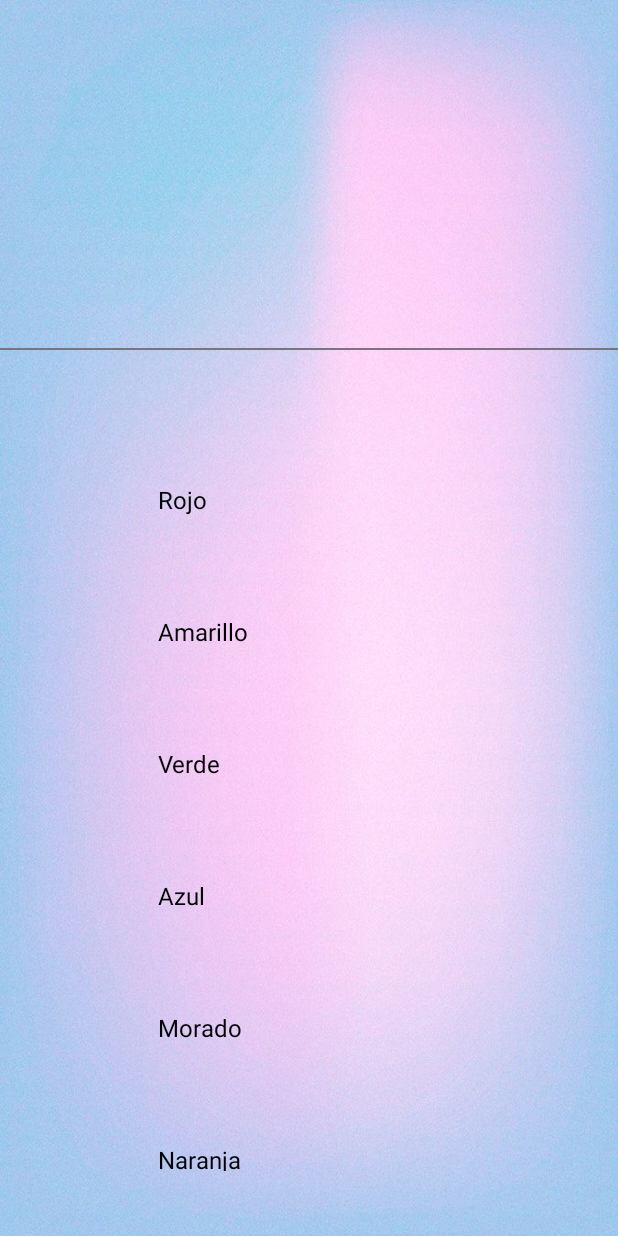
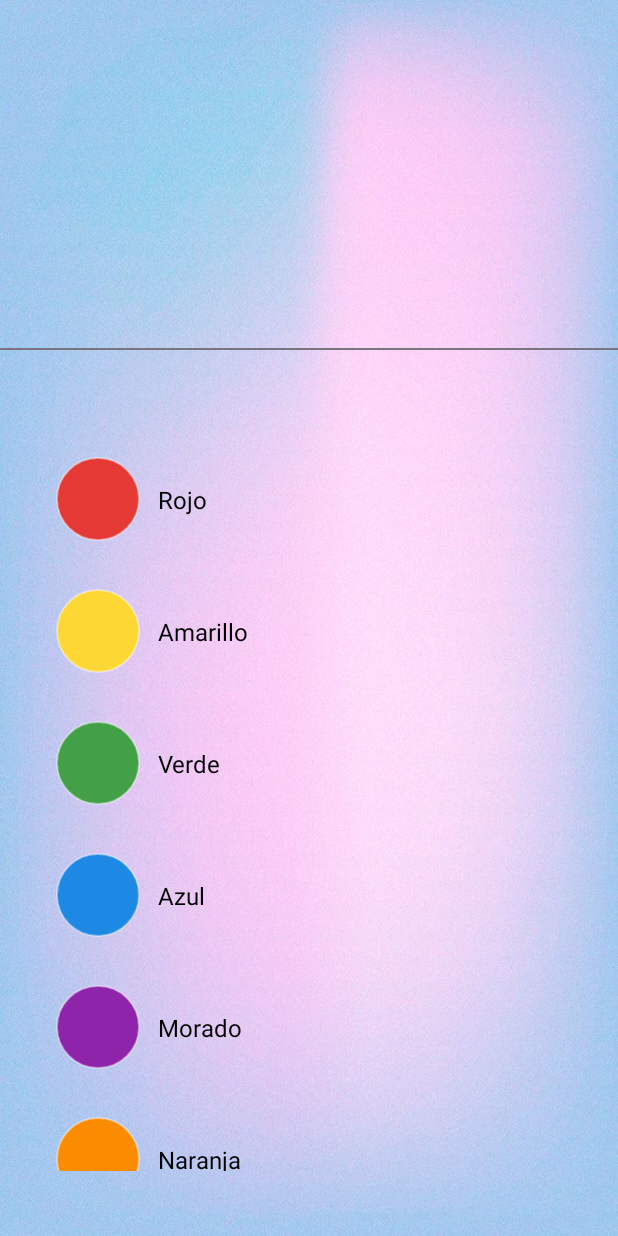
Before and after one commit to lil-mati/HomeworkColormood, an Android app: the screen it shows after launch (Main_ColorsList_Activity), on a phone screen of 412 x 824 dp. Run offline under Robolectric (Android 15) with nearby library versions, the phone set to English and light mode, and no system bars.

Commit message:
Listview mejorado

```diff
--- a/app/src/main/java/com/example/homeworkcolormood/Main_ColorsList_Activity.java
+++ b/app/src/main/java/com/example/homeworkcolormood/Main_ColorsList_Activity.java
@@ -1,42 +1,37 @@
 package com.example.homeworkcolormood;
 
 import android.os.Bundle;
+import android.widget.ListView;
 
 import androidx.activity.EdgeToEdge;
 import androidx.appcompat.app.AppCompatActivity;
 import androidx.core.graphics.Insets;
 import androidx.core.view.ViewCompat;
 import androidx.core.view.WindowInsetsCompat;
-import android.content.Intent;
-import android.os.Bundle;
-import android.widget.ImageButton;
-import android.util.Log;
-import android.widget.ListView;
-import android.widget.Toast; // Added import for Toast
-import android.widget.AdapterView; // Added import for AdapterView
-import android.view.View; // Added import for View
+
 import java.util.ArrayList;
 
 public class Main_ColorsList_Activity extends AppCompatActivity {
 
     private ListView color_view;
     private ArrayList<String> colores;
+    private ArrayList<Integer> imagenes;
 
     @Override
     protected void onCreate(Bundle savedInstanceState) {
         super.onCreate(savedInstanceState);
         EdgeToEdge.enable(this);
         setContentView(R.layout.activity_main_colors);
+
         ViewCompat.setOnApplyWindowInsetsListener(findViewById(R.id.main), (v, insets) -> {
             Insets systemBars = insets.getInsets(WindowInsetsCompat.Type.systemBars());
             v.setPadding(systemBars.left, systemBars.top, systemBars.right, systemBars.bottom);
             return insets;
         });
 
-        // funcion lista de canciones en el album
         color_view = findViewById(R.id.color_view);
 
-        colores = new ArrayList<>();
+        ArrayList<String> colores = new ArrayList<>();
         colores.add("Rojo");
         colores.add("Amarillo");
         colores.add("Verde");
@@ -46,5 +41,6 @@ public class Main_ColorsList_Activity extends AppCompatActivity {
 
         color_adapter adapter = new color_adapter(this, R.layout.list_colormood, colores);
         color_view.setAdapter(adapter);
+
     }
 }
--- a/app/src/main/java/com/example/homeworkcolormood/color_adapter.java
+++ b/app/src/main/java/com/example/homeworkcolormood/color_adapter.java
@@ -1,14 +1,20 @@
 package com.example.homeworkcolormood;
 
-import android.content.Context; // Importar Context
-import android.view.LayoutInflater; // Importar LayoutInflater
+import android.content.Context;
+import android.graphics.Color;
+import android.graphics.drawable.GradientDrawable;
+import android.view.LayoutInflater;
 import android.view.View;
 import android.view.ViewGroup;
 import android.widget.BaseAdapter;
-import android.widget.TextView; // Importar TextView
-import java.util.ArrayList; // Importar ArrayList
+import android.widget.ImageView;
+import android.widget.TextView;
 
-public class color_adapter extends BaseAdapter{
+import java.util.ArrayList;
+import java.util.Locale;
+
+public class color_adapter extends BaseAdapter {
+
     private final Context context;
     private final int layoutResource;
     private final ArrayList<String> colores;
@@ -19,49 +25,59 @@ public class color_adapter extends BaseAdapter{
         this.colores = colores;
     }
 
-    @Override
-    public int getCount() {
-        if (this.colores != null) {
-            return this.colores.size();
-        }
-        return 0;
-    }
+    @Override public int getCount() { return colores.size(); }
+    @Override public Object getItem(int position) { return colores.get(position); }
+    @Override public long getItemId(int position) { return position; }
 
-    @Override
-    public Object getItem(int position) {
-        if (this.colores != null) {
-            return this.colores.get(position);
-        }
-        return null;
-    }
-
-    @Override
-    public long getItemId(int position) {
-        return position;
+    static class ViewHolder {
+        ImageView imgColor;
+        TextView txtColor;
     }
 
     @Override
     public View getView(int position, View convertView, ViewGroup parent) {
-        View v = convertView;
-
-        if (v == null) {
-            LayoutInflater inflater = LayoutInflater.from(this.context);
-            v = inflater.inflate(R.layout.list_colormood, parent, false);
+        ViewHolder h;
+        if (convertView == null) {
+            convertView = LayoutInflater.from(context).inflate(layoutResource, parent, false);
+            h = new ViewHolder();
+            h.imgColor = convertView.findViewById(R.id.img_color);
+            h.txtColor = convertView.findViewById(R.id.txt_color);
+            convertView.setTag(h);
+        } else {
+            h = (ViewHolder) convertView.getTag();
         }
 
-        String colorActual = null;
-        if (this.colores != null && position < this.colores.size()) {
-            colorActual = colores.get(position);
+        String nombre = colores.get(position);
+        h.txtColor.setText(nombre);
+
+        // Crear círculo pintado
+        GradientDrawable circle = new GradientDrawable();
+        circle.setShape(GradientDrawable.OVAL);
+        circle.setColor(colorForName(nombre));
+        circle.setSize(dp(56), dp(56));         // tamaño del círculo
+        circle.setStroke(dp(1), 0x66FFFFFF);    // borde suave opcional
+        h.imgColor.setImageDrawable(circle);
+
+        return convertView;
+    }
+
+    private int dp(int dp) {
+        float d = context.getResources().getDisplayMetrics().density;
+        return Math.round(dp * d);
+    }
+
+    private int colorForName(String name) {
+        String n = name == null ? "" : name.trim().toLowerCase(Locale.ROOT);
+        switch (n) {
+            case "rojo":      return Color.parseColor("#E53935");
+            case "amarillo":  return Color.parseColor("#FDD835");
+            case "verde":     return Color.parseColor("#43A047");
+            case "azul":      return Color.parseColor("#1E88E5");
+            case "morado":
+            case "violeta":   return Color.parseColor("#8E24AA");
+            case "naranja":   return Color.parseColor("#FB8C00");
+
+            default:          return Color.parseColor("#9E9E9E"); // fallback
         }
-
-        TextView txt_color = v.findViewById(R.id.txt_color);
-
-        if (colorActual != null) {
-            txt_color.setText(colorActual);
-        } else {
-            txt_color.setText("");
-        }
-
-        return v;
     }
 }
```
